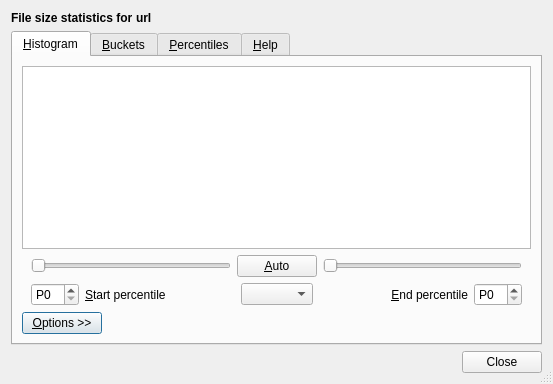
Lithopsian/qt6dirstat, file src/file-size-stats-window.ui: the form before one commit.
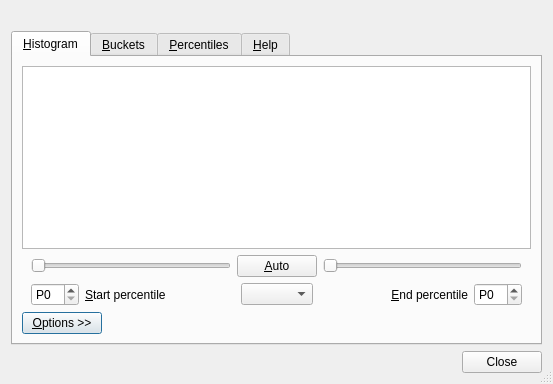
The form after the commit. Icons and pictures are not drawn. Custom widgets are drawn as their Qt base class.

Commit message:
Move FileSizeStats suffix logic inside the class
Instead of separate constructors for searches with and without suffixes, just use one and detect if the suffix is empty.  Provide a default because TreeWalker doesn't know or care about suffixes.  FileSizeStatsWindow now just passes through whatever suffix it is or isn't given, although it does still check for the dialog title label.
Keep the separate logic inside FileSizeStats; collecting is significantly faster without a pointless check of every item for ending in an empty string, and measurably faster when reserving space in advance.

Diff of the .ui file:
```diff
--- a/src/file-size-stats-window.ui
+++ b/src/file-size-stats-window.ui
@@ -18,37 +18,14 @@
   </property>
   <layout class="QVBoxLayout" name="verticalLayout">
    <item>
-    <layout class="QHBoxLayout" name="horizontalLayout" stretch="0,1">
-     <property name="spacing">
-      <number>0</number>
-     </property>
-     <item>
-      <widget class="QLabel" name="heading">
+    <widget class="QLabel" name="headingLabel">
        <property name="font">
         <font>
          <weight>75</weight>
          <bold>true</bold>
         </font>
        </property>
-       <property name="text">
-        <string>File size statistics for </string>
-       </property>
-      </widget>
-     </item>
-     <item>
-      <widget class="QLabel" name="headingUrl">
-       <property name="font">
-        <font>
-         <weight>75</weight>
-         <bold>true</bold>
-        </font>
-       </property>
-       <property name="text">
-        <string>url</string>
-       </property>
-      </widget>
-     </item>
-    </layout>
+    </widget>
    </item>
    <item>
     <widget class="QTabWidget" name="tabWidget">
```
Lines whose indentation alone changed are shown as unchanged. The commit also changes 4 other files.
